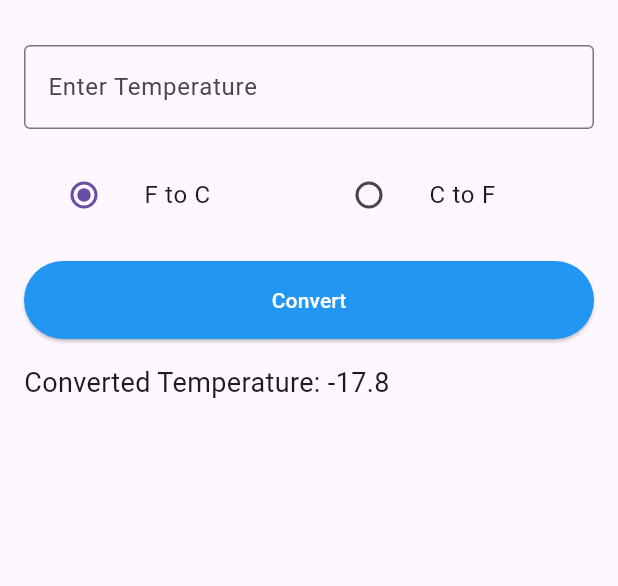
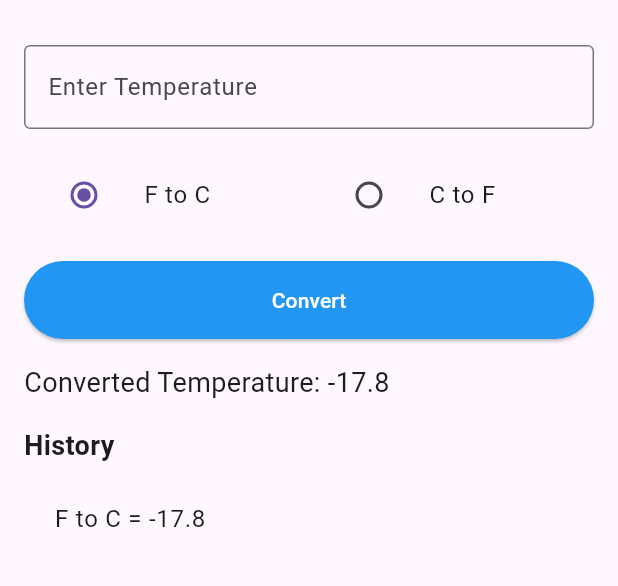
Before and after one commit to PSHEMA/Temperature-Conversion-app, a Flutter app: the screen it shows after launch, after a tap on "Convert", on a phone screen of 412 x 824 dp, the part 63-649 px from its top. Run offline on Flutter 3.47's test engine with Material 3 defaults, Android fonts, the phone set to English and light mode, and no system bars; Roboto replaces fonts that are missing (Poppins).

Commit message:
history and demo

```diff
--- a/conversion_app/lib/home.dart
+++ b/conversion_app/lib/home.dart
@@ -12,6 +12,7 @@ class _TemperatureConversionHomeState extends State<TemperatureConversionHome> {
   final _temperatureController = TextEditingController();
   String _conversionType = 'F to C';
   String _result = '';
+  List _history = [];
 
   void _convert() {
     double inputTemp = double.tryParse(_temperatureController.text) ?? 0;
@@ -25,6 +26,8 @@ class _TemperatureConversionHomeState extends State<TemperatureConversionHome> {
 
     setState(() {
       _result = outputTemp.toStringAsFixed(1);
+      _history
+          .add('${_temperatureController.text} $_conversionType = $_result');
     });
   }
 
@@ -99,6 +102,22 @@ class _TemperatureConversionHomeState extends State<TemperatureConversionHome> {
                   : 'Converted Temperature: $_result',
               style: const TextStyle(fontSize: 18),
             ),
+            const SizedBox(height: 16),
+            const Text(
+              'History',
+              style: TextStyle(fontSize: 18, fontWeight: FontWeight.bold),
+            ),
+            const SizedBox(height: 8),
+            Expanded(
+              child: ListView.builder(
+                itemCount: _history.length,
+                itemBuilder: (context, index) {
+                  return ListTile(
+                    title: Text(_history[index]),
+                  );
+                },
+              ),
+            ),
           ],
         ),
       ),
```
Also changed, not shown: 1 other file.
